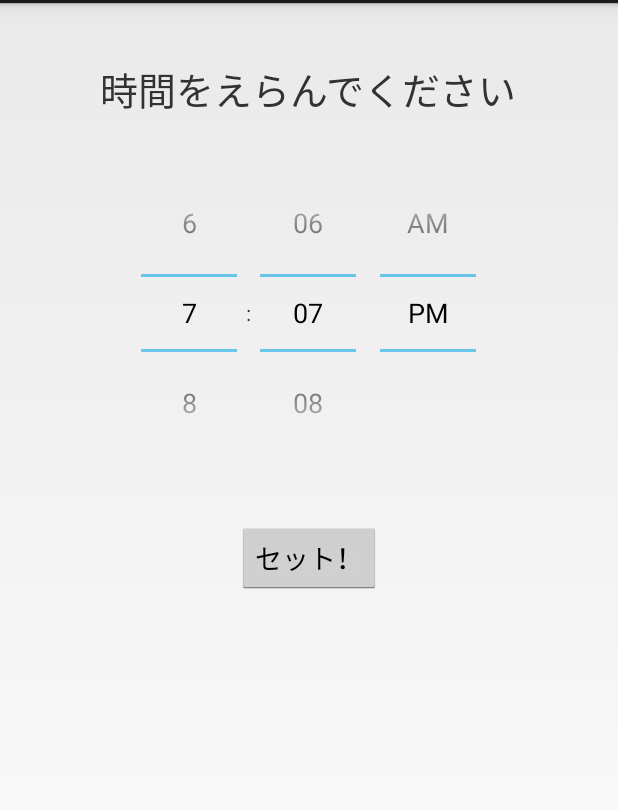
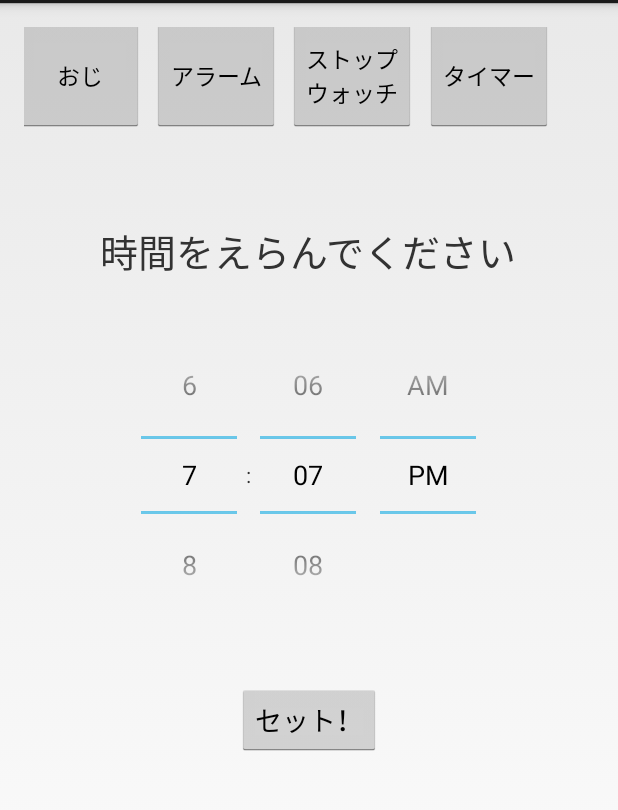
Before and after one commit to puhitaku/FullerMezamashi, an Android app: the screen it shows after launch (SettingActivity), on a phone screen of 412 x 824 dp, the part 69-879 px from its top. Run offline under Robolectric (Android 15) with nearby library versions, the phone set to English and light mode, and no system bars.

Commit message:
modified activities

```diff
--- a/FullerMezamashi/src/main/res/layout/activity_setting.xml
+++ b/FullerMezamashi/src/main/res/layout/activity_setting.xml
@@ -12,10 +12,10 @@
         android:layout_width="wrap_content"
         android:layout_height="wrap_content"
         android:text="@string/choose"
-        android:textSize="25dp"
+        android:textSize="25sp"
         android:layout_alignParentTop="true"
         android:layout_centerHorizontal="true"
-        android:layout_marginTop="22dp"
+        android:layout_marginTop="130dp"
         android:id="@+id/textView"/>
 
     <TimePicker
@@ -35,4 +35,40 @@
             android:layout_centerHorizontal="true"
             android:layout_marginTop="33dp"/>
 
+    <Button
+            android:layout_width="85dp"
+            android:layout_height="75dp"
+            android:text="@string/select_oji"
+            android:id="@+id/btnOji"
+            android:layout_marginTop="-5dp"
+            android:layout_marginLeft="-5dp"
+            android:textSize="15sp"/>
+
+    <Button
+            android:layout_width="85dp"
+            android:layout_height="75dp"
+            android:id="@+id/btnAlarm"
+            android:layout_marginLeft="85dp"
+            android:layout_marginTop="-5dp"
+            android:textSize="15sp"
+            android:text="@string/select_alarm"/>
+
+    <Button
+            android:layout_width="85dp"
+            android:layout_height="75dp"
+            android:text="@string/select_stopwatch"
+            android:id="@+id/btnSW"
+            android:layout_marginLeft="176dp"
+            android:textSize="15sp"
+            android:layout_marginTop="-5dp"/>
+
+    <Button
+            android:layout_width="85dp"
+            android:layout_height="75dp"
+            android:text="@string/select_timer"
+            android:id="@+id/btnTimer"
+            android:textSize="15sp"
+            android:layout_marginLeft="267dp"
+            android:layout_marginTop="-5dp"/>
+
 </RelativeLayout>
--- a/FullerMezamashi/src/main/res/values/strings.xml
+++ b/FullerMezamashi/src/main/res/values/strings.xml
@@ -9,6 +9,10 @@
     <string name="choose">時間をえらんでください</string>
 
     //Button
+    <string name="select_oji">おじ</string>
+    <string name="select_alarm">アラーム</string>
+    <string name="select_stopwatch">ストップウォッチ</string>
+    <string name="select_timer">タイマー</string>
     <string name="set_time">セット！</string>
 
 </resources>
```
Also changed, not shown: FullerMezamashi/src/main/res/layout/main_monitor.xml (+60 -2 lines).
